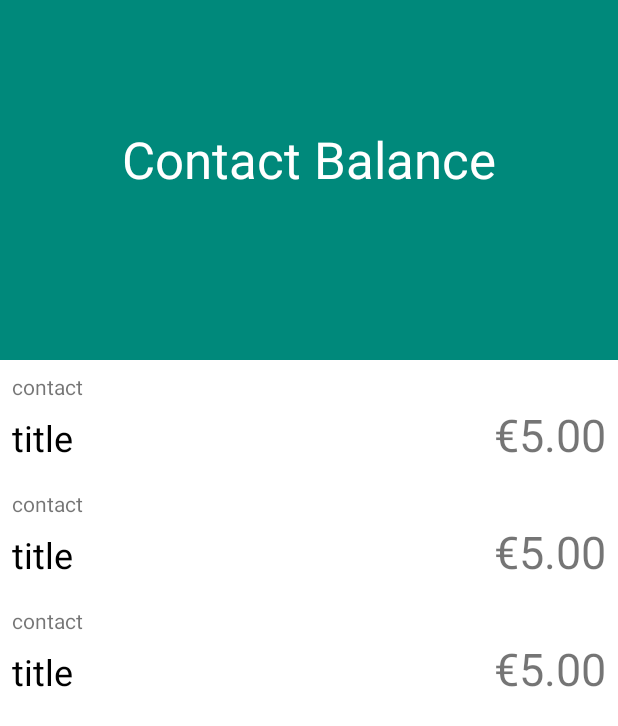
After one commit to Citoci/YouOweMe, an Android app built with Jetpack Compose: the layout activity_contact_balance.xml on its own in the app's theme, with its tools: preview values and no code run, on a phone screen of 412 x 824 dp. The commit adds this screen. Shown: the top 726 px of the screen. Run offline under Robolectric (Android 15) with nearby library versions, the phone set to English and light mode, and no system bars.

Commit message:
Contact Balances

```diff
--- a/app/build.gradle
+++ b/app/build.gradle
@@ -68,6 +68,7 @@ dependencies {
     implementation "androidx.compose.ui:ui-tooling-preview:$compose_version"
     implementation 'androidx.lifecycle:lifecycle-runtime-ktx:2.3.1'
     implementation 'androidx.activity:activity-compose:1.3.0'
+    implementation 'androidx.coordinatorlayout:coordinatorlayout:1.1.0'
     testImplementation 'junit:junit:4.13.2'
     androidTestImplementation 'androidx.test.ext:junit:1.1.3'
     androidTestImplementation 'androidx.test.espresso:espresso-core:3.4.0'
--- /dev/null
+++ b/app/src/main/res/layout/activity_contact_balance.xml
@@ -0,0 +1,63 @@
+<?xml version="1.0" encoding="utf-8"?>
+<androidx.coordinatorlayout.widget.CoordinatorLayout
+    xmlns:android="http://schemas.android.com/apk/res/android"
+    xmlns:app="http://schemas.android.com/apk/res-auto"
+    xmlns:tools="http://schemas.android.com/tools"
+    android:layout_width="match_parent"
+    android:layout_height="match_parent"
+    android:fitsSystemWindows="true"
+    tools:context=".ContactBalanceActivity">
+
+    <com.google.android.material.appbar.AppBarLayout
+        android:id="@+id/app_bar"
+        android:layout_width="match_parent"
+        android:layout_height="240dp"
+        android:fitsSystemWindows="true"
+        android:theme="@style/Theme.YouOweMe.AppBarOverlay">
+
+        <com.google.android.material.appbar.CollapsingToolbarLayout
+            style="@style/Widget.MaterialComponents.Toolbar.Primary"
+            android:layout_width="match_parent"
+            android:layout_height="match_parent"
+            android:fitsSystemWindows="true"
+            app:contentScrim="?attr/colorPrimary"
+            app:expandedTitleGravity="top|center_horizontal"
+            app:layout_scrollFlags="scroll|exitUntilCollapsed|snap"
+            app:toolbarId="@+id/toolbar">
+
+            <androidx.appcompat.widget.Toolbar
+                android:id="@+id/toolbar"
+                android:layout_width="match_parent"
+                android:layout_height="?attr/actionBarSize"
+                app:layout_collapseMode="pin"
+                app:title="@string/title_contact_balance"
+                app:popupTheme="@style/Theme.YouOweMe.PopupOverlay">
+
+
+            </androidx.appcompat.widget.Toolbar>
+
+        </com.google.android.material.appbar.CollapsingToolbarLayout>
+
+    </com.google.android.material.appbar.AppBarLayout>
+
+    <androidx.constraintlayout.widget.ConstraintLayout
+        android:id="@+id/header_contact_balance"
+        android:layout_width="match_parent"
+        android:layout_height="350dp"
+        android:minHeight="400dp"
+        android:padding="8dp"
+        android:visibility="gone"
+        app:layout_constraintEnd_toEndOf="parent"
+        app:layout_constraintStart_toStartOf="parent"
+        app:layout_constraintTop_toBottomOf="@+id/toolbar"
+        tools:visibility="gone" />
+
+    <androidx.recyclerview.widget.RecyclerView
+        android:id="@+id/recycler_transactions_list"
+        android:layout_width="match_parent"
+        android:layout_height="match_parent"
+        app:layoutManager="LinearLayoutManager"
+        app:layout_behavior="@string/appbar_scrolling_view_behavior"
+        tools:listitem="@layout/transaction_entry" />
+
+</androidx.coordinatorlayout.widget.CoordinatorLayout>
--- a/app/src/main/res/layout/fragment_contact_balances_list.xml
+++ b/app/src/main/res/layout/fragment_contact_balances_list.xml
@@ -4,7 +4,7 @@
     xmlns:tools="http://schemas.android.com/tools"
     android:layout_width="match_parent"
     android:layout_height="match_parent"
-    tools:context=".ContactBalancesListFragment">
+    tools:context=".ContactsBalancesListFragment">
 
     <androidx.recyclerview.widget.RecyclerView
         android:id="@+id/contact_balances_list"
--- a/app/src/main/res/layout/transaction_entry.xml
+++ b/app/src/main/res/layout/transaction_entry.xml
@@ -4,7 +4,6 @@
     xmlns:tools="http://schemas.android.com/tools"
     android:layout_width="match_parent"
     android:layout_height="wrap_content"
-    tools:minHeight="400dp"
     android:background="?android:attr/selectableItemBackground"
     android:clickable="true"
     android:focusable="true"
--- a/app/src/main/res/menu/bottom_nav_menu.xml
+++ b/app/src/main/res/menu/bottom_nav_menu.xml
@@ -3,13 +3,13 @@
 
     <item
         android:id="@+id/navigation_transactions_list"
-        android:icon="@drawable/ic_home_black_24dp"
+        android:icon="@drawable/ic_baseline_checklist_24"
         android:title="@string/title_transactions_list" />
 
     <item
         android:id="@+id/navigation_per_contact_balance"
         android:icon="@drawable/ic_baseline_group_24"
-        android:title="@string/title_per_contact_balance" />
+        android:title="@string/title_contacts_balances" />
 
     <item
         android:id="@+id/navigation_settings"
--- a/app/src/main/res/navigation/mobile_navigation.xml
+++ b/app/src/main/res/navigation/mobile_navigation.xml
@@ -13,8 +13,8 @@
 
     <fragment
         android:id="@+id/navigation_per_contact_balance"
-        android:name="com.cito.youoweme.ContactBalancesListFragment"
-        android:label="@string/title_per_contact_balance"
+        android:name="com.cito.youoweme.ContactsBalancesListFragment"
+        android:label="@string/title_contacts_balances"
         tools:layout="@layout/fragment_contact_balances_list" />
 
     <fragment
--- a/app/src/main/res/values/strings.xml
+++ b/app/src/main/res/values/strings.xml
@@ -33,7 +33,8 @@
     <string name="title_dashboard">Dashboard</string>
     <string name="title_home">Home</string>
     <string name="title_notifications">Notifications</string>
-    <string name="title_per_contact_balance">Per Contact Balance</string>
+    <string name="title_contact_balance">Contact Balance</string>
+    <string name="title_contacts_balances">Contacts Balances</string>
     <string name="title_settings">Settings</string>
     <string name="title_transaction_details">Transaction Details</string>
     <string name="title_transactions_list">Transactions List</string>
@@ -72,6 +73,5 @@
     <string name="title_activity_tab">TabActivity</string>
     <!-- TODO: Remove or change this placeholder text -->
     <string name="hello_blank_fragment">Hello blank fragment</string>
-    <string name="title_activity_compose">ComposeActivity</string>
 
 </resources>
```
Also changed, not shown: app/src/main/AndroidManifest.xml (+18 -13 lines), app/src/main/java/com/cito/youoweme/ContactBalanceActivity.kt (added, +87 -0 lines), app/src/main/java/com/cito/youoweme/ContactsBalancesListFragment.kt (renamed from app/src/main/java/com/cito/youoweme/ContactBalancesListFragment.kt, +22 -16 lines), app/src/main/java/com/cito/youoweme/TransactionsListFragment.kt (+4 -5 lines), app/src/main/java/com/cito/youoweme/ui/CollapsableTextField.kt (added, +61 -0 lines), app/src/main/res/drawable/ic_baseline_checklist_24.xml (added, +10 -0 lines).
